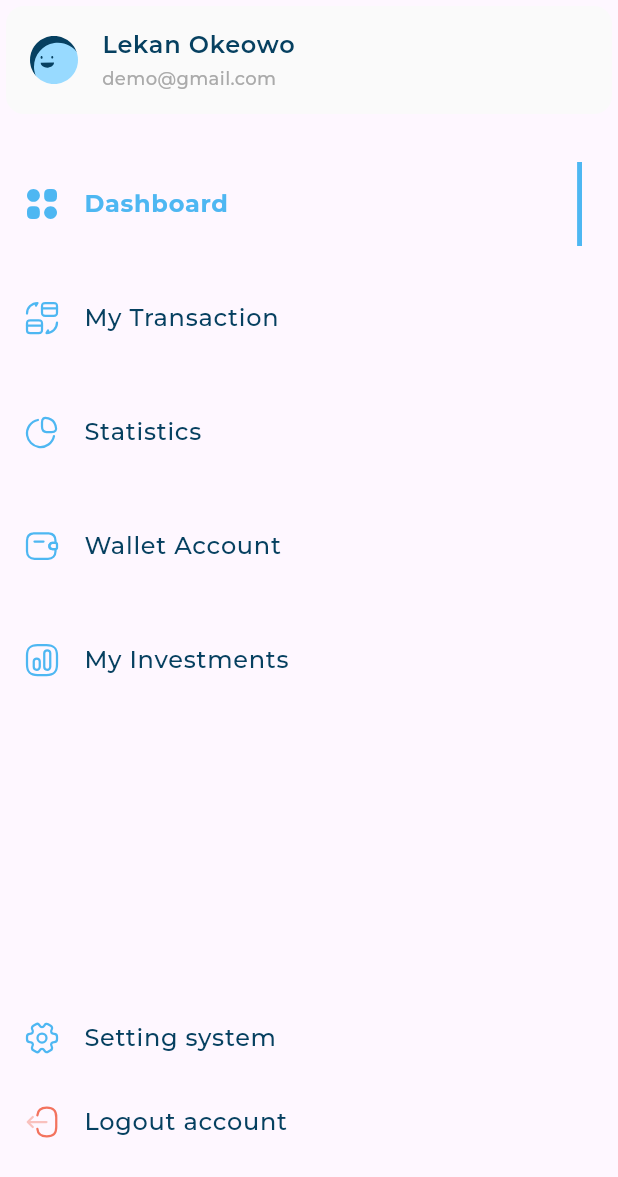
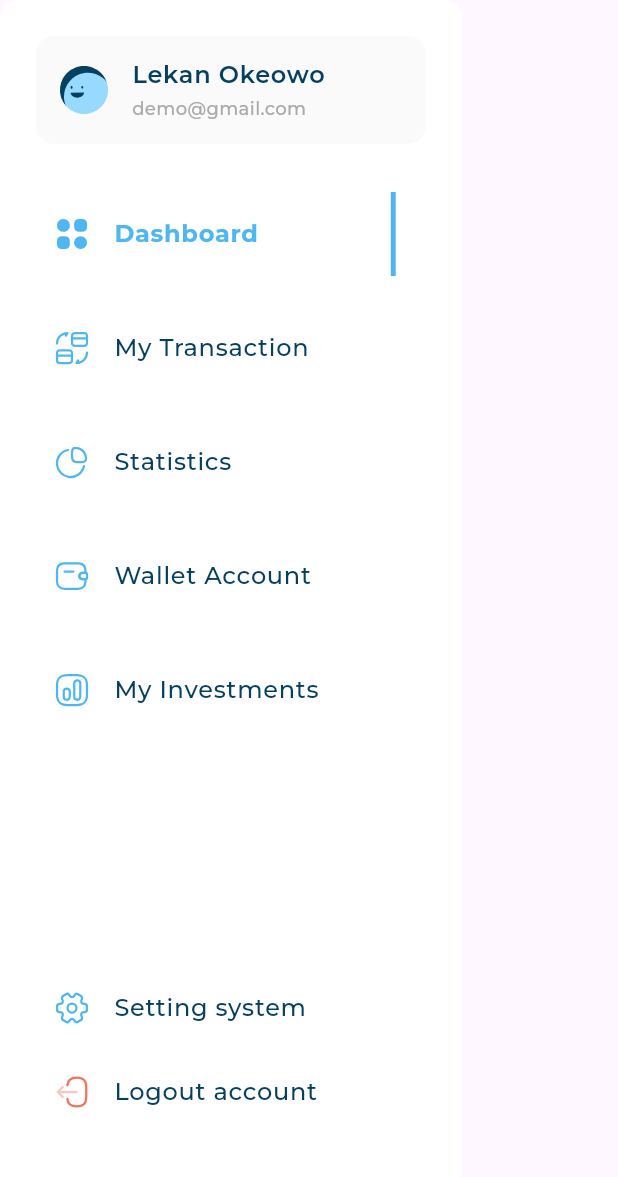
Before and after one commit to mahmoodhamdi/admin_dashboard, a Flutter app: the CustomDrawer widget shown alone on an empty page, opened directly, on a phone screen of 412 x 824 dp. Shown: the top 1177 px of the screen. Run offline on Flutter 3.47's test engine with Material 3 defaults, Android fonts, the phone set to English and light mode, and no system bars; our stand-ins replace expandable_page_view, fl_chart, flutter_svg; project files that could hold a hidden picture were left out.

Commit message:
finish mobile layout && start fi issus

```diff
--- a/lib/core/utils/styles.dart
+++ b/lib/core/utils/styles.dart
@@ -27,6 +27,12 @@ abstract class AppStyles {
   );
   static const TextStyle font20SemiBold = TextStyle(
     color: Color(0xFF064060),
+    fontSize: 20,
+    fontWeight: FontWeight.w600,
+    height: 0,
+  );
+  static const TextStyle font20Bold = TextStyle(
+    color: Color(0xFF4EB7F2),
     fontSize: 20,
     fontWeight: FontWeight.w600,
     height: 0,
--- a/lib/features/home/presentaion/widgets/all_expenses_and_quick_invoice_section.dart
+++ b/lib/features/home/presentaion/widgets/all_expenses_and_quick_invoice_section.dart
@@ -12,7 +12,6 @@ class AllExpensesAndQuickInvoiceSection extends StatelessWidget {
     return const Column(
       crossAxisAlignment: CrossAxisAlignment.start,
       children: [
-        SizedBox(height: 40),
         AllExpenses(),
         SizedBox(height: 24),
         QuickInvoice(),
--- a/lib/features/home/presentaion/widgets/custom_drawer.dart
+++ b/lib/features/home/presentaion/widgets/custom_drawer.dart
@@ -1,6 +1,7 @@
 import 'package:admin_dashboard/core/utils/app_images.dart';
 import 'package:admin_dashboard/features/home/presentaion/models/drawer_item_model.dart';
 import 'package:admin_dashboard/features/home/presentaion/models/user_info_model.dart';
+import 'package:admin_dashboard/features/home/presentaion/widgets/background_container.dart';
 import 'package:admin_dashboard/features/home/presentaion/widgets/drawer_items_listview.dart';
 import 'package:admin_dashboard/features/home/presentaion/widgets/inactive_drawer_item.dart';
 import 'package:admin_dashboard/features/home/presentaion/widgets/user_info_listile.dart';
@@ -15,7 +16,9 @@ class CustomDrawer extends StatelessWidget {
       subtitle: 'demo@gmail.com',
       image: Assets.user1,
     );
-    return Container(
+    return BackgroundContainer(
+      child: SizedBox(
+        width: MediaQuery.of(context).size.width * 0.65,
         child: CustomScrollView(
           slivers: [
             SliverToBoxAdapter(
@@ -51,6 +54,7 @@ class CustomDrawer extends StatelessWidget {
             )
           ],
         ),
+      ),
     );
   }
 }
```
Also changed, not shown: lib/features/home/presentaion/views/home_view.dart (+26 -1 lines), lib/features/home/presentaion/widgets/desktop_layout.dart (+9 -1 lines), lib/features/home/presentaion/widgets/income_section.dart (+5 -4 lines), lib/features/home/presentaion/widgets/tablet_layout.dart (+6 -4 lines). Lines whose indentation alone changed are shown as unchanged.
